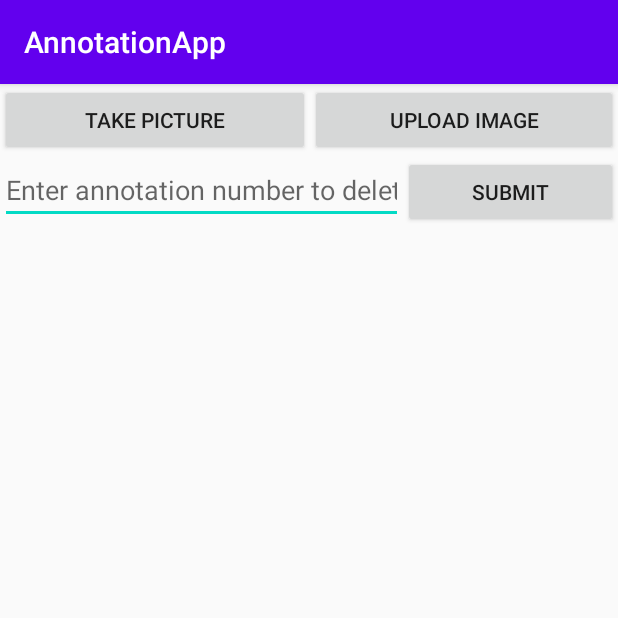
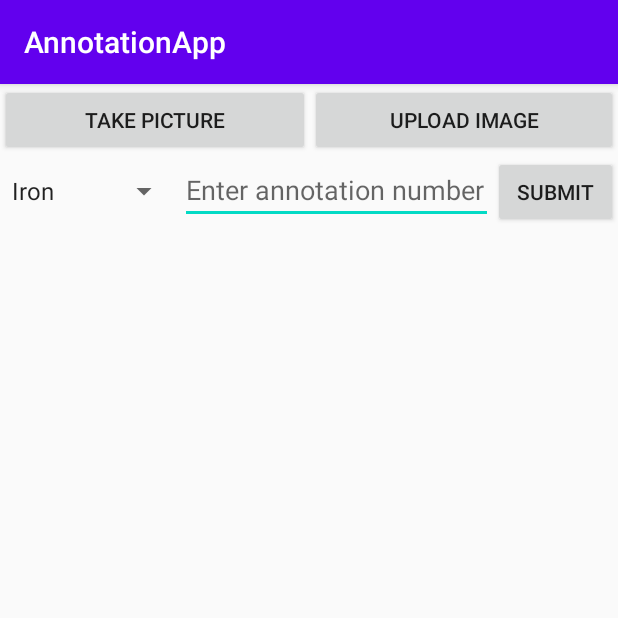
Before and after one commit to kothagunduvenkatakrishnarao/AnnotationApp-Android, an Android app: the screen it shows after launch (MainActivity), on a phone screen of 412 x 824 dp, the top half of it. Run offline under Robolectric (Android 15) with nearby library versions, the phone set to English and light mode, and no system bars.

```diff
--- a/AnnotationApp/app/src/main/java/com/example/annotationapp/MainActivity.java
+++ b/AnnotationApp/app/src/main/java/com/example/annotationapp/MainActivity.java
@@ -17,6 +17,8 @@ import android.provider.MediaStore;
 import android.util.Log;
 import android.view.MotionEvent;
 import android.view.View;
+import android.widget.AdapterView;
+import android.widget.ArrayAdapter;
 import android.widget.Button;
 import android.widget.EditText;
 import android.widget.ImageView;
@@ -25,14 +27,17 @@ import java.io.IOException;
 import java.text.SimpleDateFormat;
 import java.util.ArrayList;
 import java.util.Date;
+import java.util.List;
 import android.graphics.Canvas;
 import android.graphics.Color;
 import android.graphics.Paint;
+import android.widget.Spinner;
 import android.widget.Toast;
+import android.widget.AdapterView.OnItemSelectedListener;
 
 import static android.os.Environment.getExternalStoragePublicDirectory;
 
-public class MainActivity extends AppCompatActivity
+public class MainActivity extends AppCompatActivity implements OnItemSelectedListener
 {
     ArrayList<ArrayList<Float>> result;
     Button button,btnsubmit,uploadimage,annotate;
@@ -45,6 +50,10 @@ public class MainActivity extends AppCompatActivity
     Canvas canvas;
     Paint paint;
     float projectedX,projectedY;
+    Spinner spinner;
+    List<String> Items=new ArrayList<>();
+    List<String> itemsSelected=new ArrayList<>();
+
     @Override
     protected void onCreate(Bundle savedInstanceState) {
         super.onCreate(savedInstanceState);
@@ -60,6 +69,17 @@ public class MainActivity extends AppCompatActivity
         uploadimage = findViewById(R.id.uploadimage);
         annotate = findViewById(R.id.annotate);
         annotate.setVisibility(View.GONE);
+        spinner =findViewById(R.id.spinner);
+        spinner.setOnItemSelectedListener(this);
+        Items.add("Iron");
+        Items.add("Plastic");
+        Items.add("Rubber");
+        Items.add("Cloth");
+        Items.add("Waste Food");
+        ArrayAdapter<String> dataAdapter = new ArrayAdapter<String>(this, android.R.layout.simple_spinner_item, Items);
+        dataAdapter.setDropDownViewResource(android.R.layout.simple_spinner_dropdown_item);
+        spinner.setAdapter(dataAdapter);
+
         // to upload to data base
         annotate.setOnClickListener(new View.OnClickListener() {
             @Override
@@ -86,6 +106,7 @@ public class MainActivity extends AppCompatActivity
                     numberOfAnnotations--;
                     Toast.makeText(MainActivity.this,"Annotation deleted!",Toast.LENGTH_SHORT).show();
                     result.remove(value-1);
+                    itemsSelected.remove(value-1);
                     Bitmap bitmap= BitmapFactory.decodeFile(pathToFile);
                     Bitmap alteredBitmap = Bitmap.createBitmap(bitmap.getWidth(), bitmap.getHeight(), bitmap.getConfig());
                     canvas = new Canvas(alteredBitmap);
@@ -94,6 +115,7 @@ public class MainActivity extends AppCompatActivity
                     for(int i=0;i<numberOfAnnotations;i++)
                     {
                         redraw(i);
+                        canvas.drawText(itemsSelected.get(i)+(i+1),(result.get(i).get(0)+result.get(i).get(2))/2,result.get(i).get(1)+10,paint);
                     }
                     imview.setImageBitmap(alteredBitmap);
                 }
@@ -106,6 +128,7 @@ public class MainActivity extends AppCompatActivity
                 button.setVisibility(View.GONE);
                 numberOfAnnotations=0;
                 result=new ArrayList<>();
+                itemsSelected =new ArrayList<>();
                 Intent i = new Intent(Intent.ACTION_PICK,android.provider.MediaStore.Images.Media.EXTERNAL_CONTENT_URI);
                 startActivityForResult(i, RESULT_LOAD_IMAGE);
             }
@@ -116,6 +139,7 @@ public class MainActivity extends AppCompatActivity
                 uploadimage.setVisibility(View.GONE);
                 result=new ArrayList<>();
                 numberOfAnnotations=0;
+                itemsSelected =new ArrayList<>();
                 try {
                     dispatchPictureTakerAction();
                 } catch (IOException e) {
@@ -123,6 +147,19 @@ public class MainActivity extends AppCompatActivity
                 }
             }
         });
+    }
+    // to get selected item
+    @Override
+    public void onItemSelected(AdapterView<?> parent,View view, int position, long id) {
+        String item = parent.getItemAtPosition(position).toString();
+        if(itemsSelected !=null && itemsSelected.size() < numberOfAnnotations) {
+            itemsSelected.add(item);
+        }
+        else
+        {
+            Toast.makeText(MainActivity.this, "Please Annotate and then select !", Toast.LENGTH_LONG).show();
+//            canvas.drawText(itemsSelected.get(numberOfAnnotations-1),(result.get(numberOfAnnotations-1).get(0)+result.get(numberOfAnnotations-1).get(0))/2,result.get(numberOfAnnotations).get(1),paint);
+        }
     }
     @SuppressLint("ClickableViewAccessibility")
     @Override
@@ -139,6 +176,7 @@ public class MainActivity extends AppCompatActivity
                 paint.setColor(Color.GREEN);
                 paint.setStyle(Paint.Style.STROKE);
                 paint.setStrokeWidth(10);
+                paint.setTextSize(100f);
                 Matrix matrix = new Matrix();
                 canvas.drawBitmap(bitmap, matrix, paint);
                 imview.setImageBitmap(alteredBitmap);
@@ -164,7 +202,6 @@ public class MainActivity extends AppCompatActivity
                                 if(upy >imview.getHeight() ) upy=imview.getHeight();
                                 projectedX = (float)((double)upx * ((double)bitmap.getWidth()/(double)imview.getWidth()));
                                 projectedY = (float)((double)upy * ((double)bitmap.getHeight()/(double)imview.getHeight()));
-
                                 onDrawRect(downx,downy,projectedX,projectedY,paint);
                                 imview.invalidate();
                                 break;
@@ -192,6 +229,7 @@ public class MainActivity extends AppCompatActivity
                 canvas = new Canvas(alteredBitmap);
                 paint = new Paint();
                 paint.setColor(Color.GREEN);
+                paint.setTextSize(100f);
                 paint.setStyle(Paint.Style.STROKE);
                 paint.setStrokeWidth(10);
                 Matrix matrix = new Matrix();
@@ -243,6 +281,7 @@ public class MainActivity extends AppCompatActivity
         ans.add(x1);
         ans.add(y1);
         canvas.drawRect(x, y, x1, y1,paint);
+        canvas.drawText(""+numberOfAnnotations,(x+x1)/2,y+10,paint);
         result.add(ans);
     }
     private void dispatchPictureTakerAction() throws IOException {
@@ -274,4 +313,9 @@ public class MainActivity extends AppCompatActivity
         }
         return image;
     }
+
+    @Override
+    public void onNothingSelected(AdapterView<?> parent) {
+
+    }
 }
--- a/AnnotationApp/app/src/main/res/layout/activity_main.xml
+++ b/AnnotationApp/app/src/main/res/layout/activity_main.xml
@@ -41,6 +41,11 @@
         android:layout_height="54dp"
         android:orientation="horizontal">
 
+        <Spinner
+            android:id="@+id/spinner"
+            android:layout_width="120dp"
+            android:layout_height="wrap_content" />
+
         <EditText
             android:id="@+id/getnumber"
             android:layout_width="wrap_content"
```
